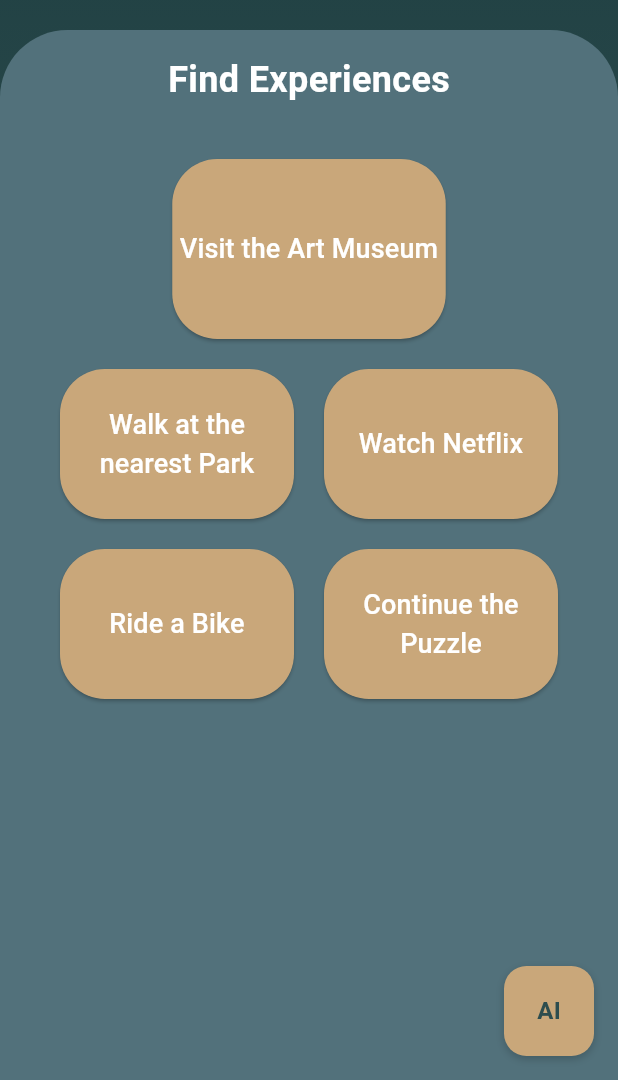
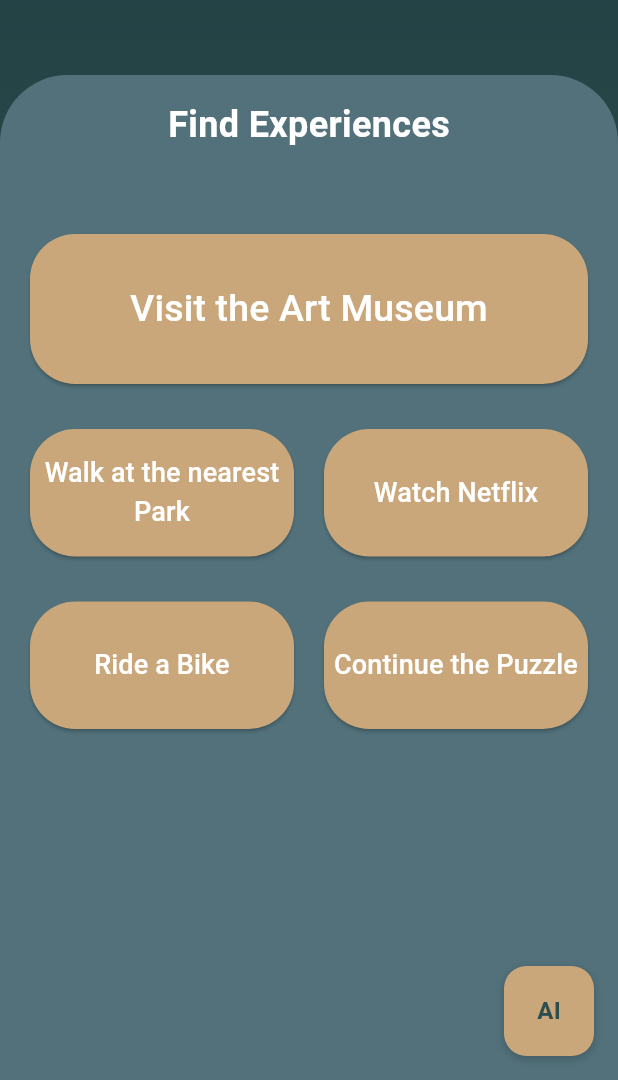
Before and after one commit to mariantaflou/Human-Computer-Interaction-Project-Journito, a Flutter app: the ExperiencesScreen screen opened by its route, on a phone screen of 412 x 824 dp, the part 156-1236 px from its top. Run offline on Flutter 3.47's test engine with Material 3 defaults, Android fonts, the phone set to English and light mode, and no system bars; our stand-ins replace image_picker, shared_preferences, table_calendar; accounts and stored records are empty; Roboto replaces fonts that are missing (Cursive).

Commit message:
new changes

```diff
--- a/lib/screens/ai_chat.dart
+++ b/lib/screens/ai_chat.dart
@@ -67,7 +67,7 @@ class _ChatWithAIScreenState extends State<ChatWithAIScreen> {
                 ),
               ],
             ),
-            const SizedBox(height: 20),
+            const SizedBox(height: 50),
             // Chat Area
             Expanded(
               child: Container(
--- a/lib/screens/experiences_screen.dart
+++ b/lib/screens/experiences_screen.dart
@@ -60,8 +60,8 @@ class ExperiencesScreen extends StatelessWidget {
                 ),
               ],
             ),
-    const SizedBox(height: 20),
-    // Chat Area
+            const SizedBox(height: 50),
+            // Find Experiences Area
             Expanded(
               child: Container(
                 decoration: const BoxDecoration(
@@ -95,7 +95,7 @@ class ExperiencesScreen extends StatelessWidget {
                             topRight: Radius.circular(30),
                           ),
                         ),
-                padding: const EdgeInsets.fromLTRB(40, 20, 40, 0),
+                        padding: const EdgeInsets.fromLTRB(20, 40, 20, 0),
                         child: Column(
                           children: [
                             _buildExperienceButton(
@@ -109,9 +109,8 @@ class ExperiencesScreen extends StatelessWidget {
                                 'date': 'January 15, 2025',
                               },
                             ),
-                    const SizedBox(height: 20),
+                            const SizedBox(height: 30),
                             Row(
-                      mainAxisAlignment: MainAxisAlignment.spaceBetween,
                               children: [
                                 Expanded(
                                   child: _buildExperienceButton(
@@ -142,9 +141,8 @@ class ExperiencesScreen extends StatelessWidget {
                                 ),
                               ],
                             ),
-                    const SizedBox(height: 20),
+                            const SizedBox(height: 30),
                             Row(
-                      mainAxisAlignment: MainAxisAlignment.spaceBetween,
                               children: [
                                 Expanded(
                                   child: _buildExperienceButton(
@@ -191,19 +189,21 @@ class ExperiencesScreen extends StatelessWidget {
     );
   }
 
-  Widget _buildExperienceButton(
-      BuildContext context, {
+  Widget _buildExperienceButton(BuildContext context, {
     required String label,
     required bool isLarge,
     required Map<String, String> experienceData,
   }) {
     return SizedBox(
-      height: isLarge ? 120 : 100,
+      // Adjusted height for both large and small buttons
+      height: isLarge ? 100 : 85,
+      // Reduced height difference between large and small buttons
+      width: double.infinity,
+      // Makes buttons take full available width
       child: ElevatedButton(
         style: ElevatedButton.styleFrom(
           backgroundColor: const Color(0xffc9a77a),
-          padding: const EdgeInsets.symmetric(
-              horizontal: 5, vertical: 5),
+          padding: const EdgeInsets.symmetric(horizontal: 5, vertical: 5),
           shape: RoundedRectangleBorder(
             borderRadius: BorderRadius.circular(30),
           ),
@@ -217,8 +217,8 @@ class ExperiencesScreen extends StatelessWidget {
         },
         child: Text(
           label,
-          style: const TextStyle(
-            fontSize: 18,
+          style: TextStyle(
+            fontSize: isLarge ? 25 : 18, // Slightly larger text for main button
             color: Colors.white,
           ),
           textAlign: TextAlign.center,
--- a/lib/screens/tasks_screen.dart
+++ b/lib/screens/tasks_screen.dart
@@ -111,7 +111,8 @@ class _TasksScreenState extends State<TasksScreen> {
                 ),
               ],
             ),
-            const SizedBox(height: 20),
+            //Tasks area
+            const SizedBox(height: 50),
             Expanded(
               child: Container(
                 decoration: const BoxDecoration(
```
Also changed, not shown: pubspec.lock, 1 other file. Lines whose indentation alone changed are shown as unchanged.
